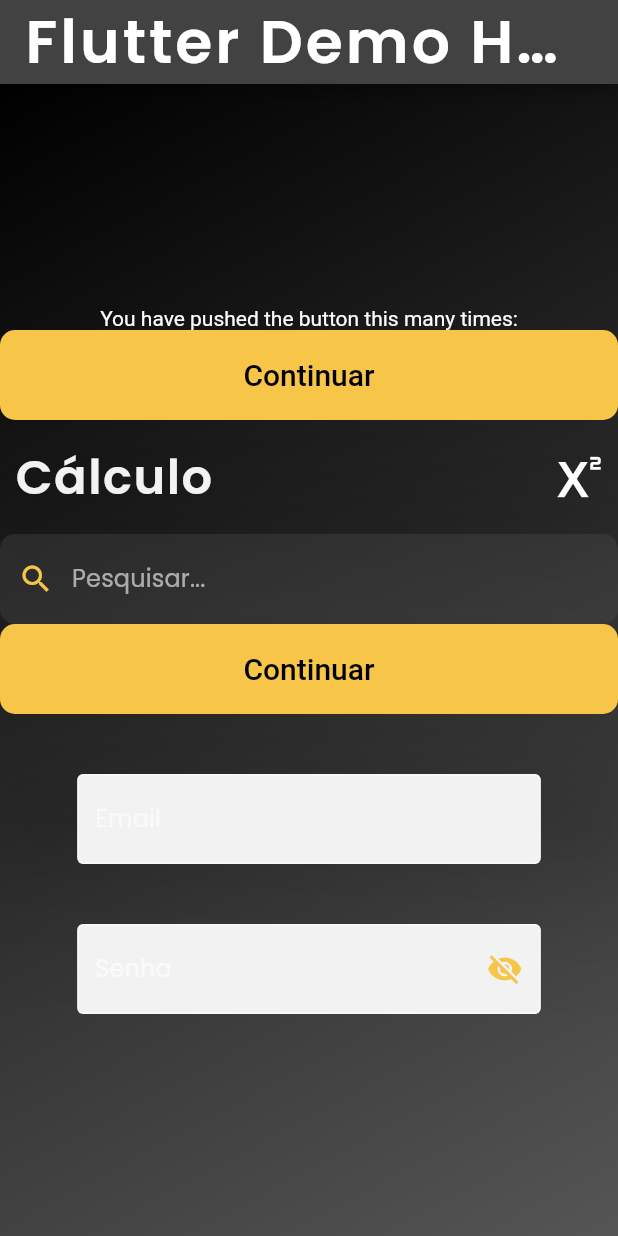
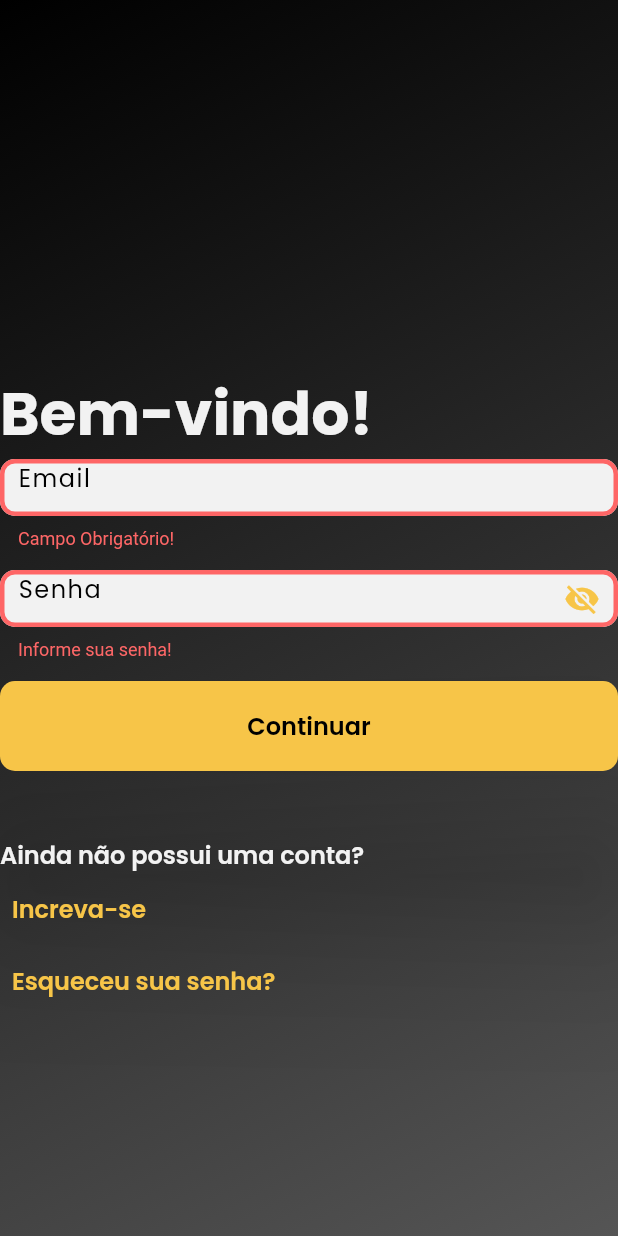
Before and after one commit to LaisBonin/daumhelp_app, a Flutter app: the screen it shows after launch, after a tap on "Continuar", on a phone screen of 412 x 824 dp. Run offline on Flutter 3.47's test engine with Material 2 defaults, Android fonts, the phone set to English and light mode, and no system bars; our stand-ins replace firebase_core, google_fonts; accounts and stored records are empty.

Commit message:
Implementing LoginPage

```diff
--- a/lib/main.dart
+++ b/lib/main.dart
@@ -1,3 +1,4 @@
+import 'package:daumhelp_app/pages/login_page.dart';
 import 'package:daumhelp_app/widgets/button_large.dart';
 import 'package:daumhelp_app/widgets/return_button.dart';
 import 'package:daumhelp_app/widgets/search_bar.dart';
@@ -24,7 +25,8 @@ class MyApp extends StatelessWidget {
       debugShowCheckedModeBanner: false,
       title: 'Flutter Demo',
       theme: HelpTheme.theme,
-      home: const MyHomePage(title: 'Flutter Demo Home Page'),
+      home: const LoginPage(),
+      // home: const MyHomePage(title: 'Flutter Demo Home Page'),
     );
   }
 }
@@ -74,10 +76,10 @@ class _MyHomePageState extends State<MyHomePage> {
                 height: 40,
               ),
 
-              // YellowButtonLarge(title: "Sair", action:showAlertDialog2(ContextAction) {}),
-              // const SizedBox(
-              //   height: 40,
-              // ),
+              YellowButtonLarge(title: "Sair", action:showAlertDialog2(context)),
+              const SizedBox(
+                height: 40,
+              ),
 
               CustomTextField(
                 hint: "Email",
--- /dev/null
+++ b/lib/pages/login_page.dart
@@ -0,0 +1,264 @@
+import 'package:daumhelp_app/widgets/theme_data.dart';
+import 'package:flutter/material.dart';
+import 'package:google_fonts/google_fonts.dart';
+
+class LoginPage extends StatefulWidget {
+  const LoginPage({Key? key}) : super(key: key);
+
+  @override
+  _LoginPageState createState() => _LoginPageState();
+}
+
+class _LoginPageState extends State<LoginPage> {
+  final formKey = GlobalKey<FormState>();
+  final email = TextEditingController();
+  final senha = TextEditingController();
+//Valores para preenche formulário...
+
+  bool isLogin = true;
+  bool loading = false;
+  bool showPassword = false;
+
+  @override
+  void initState() {
+    super.initState();
+    setFormAction(true);
+  }
+
+  setFormAction(bool acao) {
+    setState(() {
+      isLogin = acao;
+      if (isLogin) {
+        // Lógica do botão "continuar" vai aqui...
+      }
+    });
+  }
+
+  login() async {
+    setState(() => loading = true);
+    // Lógica de autenticação vai aqui...
+    // try {
+    //   await context.read<AuthService>().login(email.text, senha.text);
+    // } on AuthException catch (e) {
+    //   setState(() => loading = false);
+    //   ScaffoldMessenger.of(context)
+    //       .showSnackBar(SnackBar(content: Text(e.message)));
+    // }
+  }
+
+  @override
+  Widget build(BuildContext context) {
+    return Scaffold(
+      body: Container(
+        width: double.infinity,
+        decoration: const BoxDecoration(
+            gradient: LinearGradient(
+                begin: Alignment.bottomRight,
+                end: Alignment.topLeft,
+                colors: [HelpTheme.helpDarkGrey, HelpTheme.helpButtonText])),
+        child: Center(
+          child: Padding(
+            padding: const EdgeInsets.only(top: 100),
+            child: Form(
+              key: formKey,
+              child: Column(
+                mainAxisAlignment: MainAxisAlignment.center,
+                crossAxisAlignment: CrossAxisAlignment.start,
+                children: [
+                  Text(
+                    "Bem-vindo!",
+                    textAlign: TextAlign.left,
+                    style: TextStyle(
+                      color: HelpTheme.helpWhiteIce,
+                      fontSize: 40,
+                      fontFamily: GoogleFonts.poppins().fontFamily,
+                      fontWeight: FontWeight.bold,
+                    ),
+                  ),
+                  SizedBox(
+                    height: 60,
+                    child: TextFormField(
+                      controller: email,
+                      style: TextStyle(
+                        color: HelpTheme.helpDarkGrey,
+                        fontSize: 16,
+                        fontFamily: GoogleFonts.poppins().fontFamily,
+                        fontWeight: FontWeight.w400,
+                        letterSpacing: 1,
+                      ),
+                      decoration: InputDecoration(
+                        filled: true,
+                        fillColor: Theme.of(context).canvasColor,
+                        // errorText: errorText,
+                        border: const OutlineInputBorder(
+                          borderRadius: BorderRadius.all(Radius.circular(10)),
+                        ),
+                        hintText: 'Email',
+                        hintStyle:
+                            const TextStyle(color: HelpTheme.helpButtonText),
+                        focusColor: HelpTheme.helpYellow,
+                        focusedBorder: const OutlineInputBorder(
+                          borderRadius: BorderRadius.all(Radius.circular(10)),
+                          borderSide: BorderSide(
+                              color: HelpTheme.helpYellow, width: 3.0),
+                        ),
+                        errorBorder: const OutlineInputBorder(
+                          borderRadius: BorderRadius.all(Radius.circular(10)),
+                          borderSide: BorderSide(
+                              color: HelpTheme.helpErrorText, width: 3.0),
+                        ),
+                      ),
+                      keyboardType: TextInputType.emailAddress,
+                      validator: (value) {
+                        if (value!.isEmpty) {
+                          return 'Campo Obrigatório!';
+                        } else if (!value.contains('@')) {
+                          return 'Não é um email válido!';
+                        }
+                        return null;
+                      },
+                    ),
+                  ),
+                  const SizedBox(
+                    height: 14,
+                  ),
+                  SizedBox(
+                    height: 60,
+                    child: TextFormField(
+                      controller: senha,
+                      obscureText: showPassword ? true : false,
+                      style: TextStyle(
+                        color: HelpTheme.helpDarkGrey,
+                        fontSize: 16,
+                        fontFamily: GoogleFonts.poppins().fontFamily,
+                        fontWeight: FontWeight.w400,
+                        letterSpacing: 1,
+                      ),
+                      decoration: InputDecoration(
+                        filled: true,
+                        fillColor: Theme.of(context).canvasColor,
+                        // errorText: errorText,
+                        border: const OutlineInputBorder(
+                          borderRadius: BorderRadius.all(Radius.circular(10)),
+                        ),
+                        hintText: 'Senha',
+                        hintStyle:
+                            const TextStyle(color: HelpTheme.helpButtonText),
+                        focusColor: HelpTheme.helpYellow,
+                        focusedBorder: const OutlineInputBorder(
+                          borderRadius: BorderRadius.all(Radius.circular(10)),
+                          borderSide: BorderSide(
+                              color: HelpTheme.helpYellow, width: 3.0),
+                        ),
+                        errorBorder: const OutlineInputBorder(
+                          borderRadius: BorderRadius.all(Radius.circular(10)),
+                          borderSide: BorderSide(
+                              color: HelpTheme.helpErrorText, width: 3.0),
+                        ),
+                        suffixIcon: GestureDetector(
+                          child: Icon(
+                            showPassword == false
+                                ? Icons.visibility_off
+                                : Icons.visibility,
+                            color: HelpTheme.helpYellow,
+                          ),
+                          onTap: () {
+                            setState((() {
+                              showPassword = !showPassword;
+                            }));
+                          },
+                        ),
+                      ),
+                      validator: (value) {
+                        if (value!.isEmpty) {
+                          return 'Informe sua senha!';
+                        } else if (value.length < 12) {
+                          return 'Sua senha deve ter no mínimo 12 caracteres';
+                        }
+                        return null;
+                      },
+                    ),
+                  ),
+                  const SizedBox(
+                    height: 14,
+                  ),
+                  SizedBox(
+                    height: 60,
+                    child: ElevatedButton(
+                      style: ElevatedButton.styleFrom(
+                          primary: Theme.of(context).primaryColor,
+                          elevation: 50,
+                          shape: const RoundedRectangleBorder(
+                            borderRadius: BorderRadius.all(Radius.circular(10)),
+                          )),
+                      onPressed: () {
+                        if (formKey.currentState!.validate()) {
+                          //   if (isLogin) {
+                          //     login();
+                          //   }
+                        }
+                      },
+                      child: Row(
+                        mainAxisAlignment: MainAxisAlignment.center,
+                        children: [
+                          Padding(
+                            padding: const EdgeInsets.all(16.0),
+                            child: Text(
+                              "Continuar",
+                              style: TextStyle(
+                                color: HelpTheme.helpButtonText,
+                                fontSize: 16,
+                                fontFamily: GoogleFonts.poppins().fontFamily,
+                                fontWeight: FontWeight.w600,
+                              ),
+                            ),
+                          ),
+                        ],
+                      ),
+                    ),
+                  ),
+                  const SizedBox(
+                    height: 44,
+                  ),
+                  Text(
+                    "Ainda não possui uma conta?",
+                    style: TextStyle(
+                      color: HelpTheme.helpWhiteIce,
+                      fontSize: 16,
+                      fontFamily: GoogleFonts.poppins().fontFamily,
+                      fontWeight: FontWeight.w600,
+                    ),
+                  ),
+                  TextButton(
+                    onPressed: () => setFormAction(!isLogin),
+                    child: Text(
+                      "Increva-se",
+                      style: TextStyle(
+                        color: HelpTheme.helpYellow,
+                        fontSize: 16,
+                        fontFamily: GoogleFonts.poppins().fontFamily,
+                        fontWeight: FontWeight.w600,
+                      ),
+                    ),
+                  ),
+                  TextButton(
+                    onPressed: () => setFormAction(!isLogin),
+                    child: Text(
+                      "Esqueceu sua senha?",
+                      style: TextStyle(
+                        color: HelpTheme.helpYellow,
+                        fontSize: 16,
+                        fontFamily: GoogleFonts.poppins().fontFamily,
+                        fontWeight: FontWeight.w600,
+                      ),
+                    ),
+                  ),
+                ],
+              ),
+            ),
+          ),
+        ),
+      ),
+    );
+  }
+}
--- a/lib/widgets/dialog_box.dart
+++ b/lib/widgets/dialog_box.dart
@@ -1,6 +1,4 @@
 import 'package:flutter/material.dart';
-
-
 
 showAlertDialog2(BuildContext context) {
   Widget cancelaButton = FloatingActionButton(
@@ -19,7 +17,7 @@ showAlertDialog2(BuildContext context) {
       continuaButton,
     ],
   );
-  //exibe o diálogo
+  // exibe o diálogo
   showDialog(
     context: context,
     builder: (BuildContext context) {
--- a/lib/widgets/text_field.dart
+++ b/lib/widgets/text_field.dart
@@ -29,15 +29,24 @@ class _CustomTextFieldState extends State<CustomTextField> {
     return SizedBox(
       width: 309,
       height: 60,
-      child: TextField(
+      child: TextFormField(
+        validator: (value) {
+          if (value!.isEmpty) {
+            return 'Informe o email corretamente!';
+          }
+          return null;
+        },
         obscureText: showPassword == false ? widget.obscure : false,
         style: Theme.of(context).textTheme.titleSmall,
         decoration: InputDecoration(
           filled: true,
           fillColor: Theme.of(context).canvasColor,
           // errorText: errorText,
-          border: const OutlineInputBorder(),
+          border: const OutlineInputBorder(
+            borderRadius: BorderRadius.all(Radius.circular(10)),
+          ),
           hintText: widget.hint,
+          hintStyle: const TextStyle(color: HelpTheme.helpButtonText),
           suffixIcon: widget.obscure == true
               ? GestureDetector(
                   child: Icon(
@@ -55,7 +64,8 @@ class _CustomTextFieldState extends State<CustomTextField> {
               : null,
           focusColor: HelpTheme.helpYellow,
           focusedBorder: const OutlineInputBorder(
-            borderSide: BorderSide(color: HelpTheme.helpYellow, width: 2.0),
+            borderRadius: BorderRadius.all(Radius.circular(10)),
+            borderSide: BorderSide(color: HelpTheme.helpYellow, width: 3.0),
           ),
         ),
       ),
```
